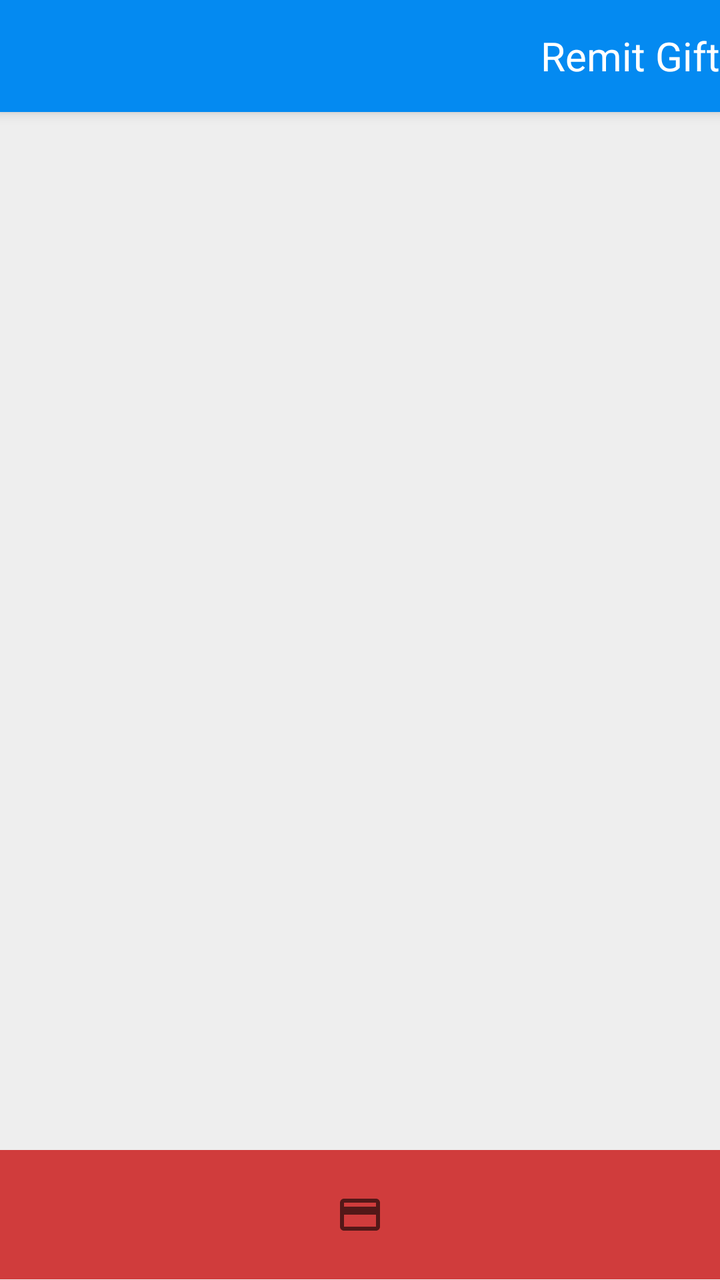
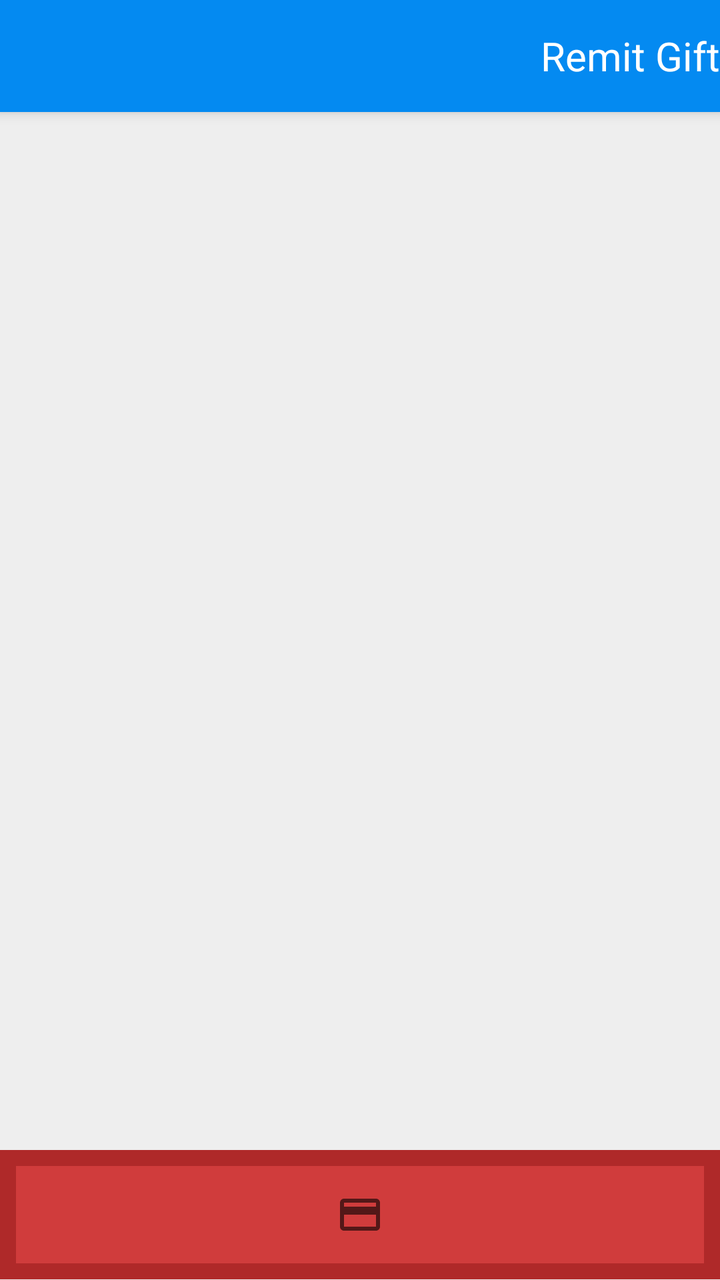

Compare the two renders of this Android layout. The source of the first and the diff that turns it into the second are given below.
<!-- AndroidManifest.xml: activity theme AppTheme.NoActionBar -->
<!-- res/layout/activity_remit.xml -->
<?xml version="1.0" encoding="utf-8"?>
<androidx.coordinatorlayout.widget.CoordinatorLayout
    xmlns:android="http://schemas.android.com/apk/res/android"
    xmlns:app="http://schemas.android.com/apk/res-auto"
    xmlns:tools="http://schemas.android.com/tools"
    android:layout_width="match_parent"
    android:layout_height="match_parent"
    android:fitsSystemWindows="true"
    android:background="@color/colorChalk"
    tools:context=".view.RemitActivity">

    <com.google.android.material.appbar.AppBarLayout
        android:id="@+id/remit_appbar"
        android:layout_width="match_parent"
        android:layout_height="wrap_content"
        android:theme="@style/AppTheme.AppBarOverlay">

        <androidx.appcompat.widget.Toolbar
            android:id="@+id/remit_toolbar"
            android:layout_width="match_parent"
            android:layout_height="?attr/actionBarSize"
            app:popupTheme="@style/AppTheme.PopupOverlay">

            <TextView
                android:layout_width="match_parent"
                android:layout_height="match_parent"
                android:gravity="end|center_vertical"
                android:textSize="@dimen/text_size_paragraph_title"
                android:textColor="#fff"
                android:text="@string/title_activity_remit"
                style="@style/AppTheme.AppBarOverlay"/>

        </androidx.appcompat.widget.Toolbar>

    </com.google.android.material.appbar.AppBarLayout>

    <FrameLayout
        android:layout_width="match_parent"
        android:layout_height="match_parent"
        app:layout_behavior="@string/appbar_scrolling_view_behavior">

        <ProgressBar
            android:id="@+id/remit_progress_bar"
            android:layout_width="match_parent"
            android:layout_height="16dp"
            android:indeterminate="true"
            android:indeterminateTintMode="src_atop"
            android:indeterminateTint="@color/colorCheer"
            android:visibility="gone"
            android:layout_gravity="center"
            style="?android:attr/progressBarStyleHorizontal" />

        <LinearLayout
            android:layout_width="match_parent"
            android:layout_height="match_parent"
            android:orientation="vertical">

            <androidx.recyclerview.widget.RecyclerView
                android:id="@+id/remit_list"
                android:layout_width="match_parent"
                android:layout_height="0dp"
                android:layout_weight=".8"
                app:layoutManager="androidx.recyclerview.widget.LinearLayoutManager"
                tools:listitem="@layout/item_index" />

            <FrameLayout
                android:id="@+id/remit_action_wrapper"
                android:layout_width="match_parent"
                android:layout_height="0dp"
                android:layout_weight=".1"
                android:background="@color/colorAttentionDark">

                <ImageButton
                    android:id="@+id/remit_action_bar"
                    android:layout_width="match_parent"
                    android:layout_height="match_parent"
                    android:layout_gravity="start|center_vertical"
                    android:background="@color/colorAttention"
                    android:gravity="center"
                    android:src="@drawable/baseline_credit_card_24"
                    style="@style/Widget.AppCompat.Button"/>

            </FrameLayout>

        </LinearLayout>

    </FrameLayout>

</androidx.coordinatorlayout.widget.CoordinatorLayout>
<!-- res/layout/item_index.xml (included above) -->
<?xml version="1.0" encoding="utf-8"?>
<androidx.constraintlayout.widget.ConstraintLayout
    xmlns:android="http://schemas.android.com/apk/res/android"
    xmlns:app="http://schemas.android.com/apk/res-auto"
    android:id="@+id/spawn_item_view"
    android:layout_width="match_parent"
    android:layout_height="125dp"
    android:layout_margin="2dp"
    android:background="#fff">

        <TextView
            android:id="@+id/spawn_item_primary"
            android:layout_width="0dp"
            android:layout_height="55dp"
            android:layout_margin="4dp"
            android:ellipsize="end"
            android:scrollHorizontally="true"
            android:textAppearance="?attr/textAppearanceListItem"
            android:textSize="@dimen/text_size_paragraph_title"
            app:layout_constraintEnd_toEndOf="parent"
            app:layout_constraintHorizontal_bias="0.473"
            app:layout_constraintStart_toStartOf="parent"
            app:layout_constraintTop_toTopOf="parent" />

        <LinearLayout
            android:id="@+id/spawn_item_details"
            android:layout_width="0dp"
            android:layout_height="64dp"
            android:orientation="vertical"
            android:layout_margin="4dp"
            app:layout_constraintHorizontal_bias="1.0"
            app:layout_constraintEnd_toStartOf="@+id/relativeLayout"
            app:layout_constraintStart_toStartOf="parent"
            app:layout_constraintTop_toBottomOf="@+id/spawn_item_primary"
            app:layout_constraintBottom_toBottomOf="parent">

            <TextView
                android:id="@+id/spawn_item_secondary"
                android:layout_width="match_parent"
                android:layout_height="32dp"
                android:textAppearance="?attr/textAppearanceListItem" />

            <TextView
                android:id="@+id/spawn_item_tertiary"
                android:layout_width="match_parent"
                android:layout_height="32dp"
                android:textAppearance="?attr/textAppearanceListItem"/>

        </LinearLayout>

        <RelativeLayout
            android:id="@+id/relativeLayout"
            android:layout_width="77dp"
            android:layout_height="62dp"
            android:layout_margin="4dp"
            app:layout_constraintBottom_toBottomOf="parent"
            app:layout_constraintEnd_toEndOf="parent"
            app:layout_constraintHorizontal_bias="1.0"
            app:layout_constraintStart_toEndOf="@+id/spawn_item_details">

            <ImageView
                android:id="@+id/spawn_item_logo"
                android:layout_width="wrap_content"
                android:layout_height="300dp"
                android:adjustViewBounds="true"
                android:contentDescription="@string/description_charity_logo" />

        </RelativeLayout>

</androidx.constraintlayout.widget.ConstraintLayout>
<!-- resources referenced by this layout -->
<resources>
  <color name="colorAttention">#D03C3C</color>
  <color name="colorAttentionDark">#AF2929</color>
  <color name="colorChalk">#EEE</color>
  <color name="colorCheer">#F7BA28</color>
  <dimen name="text_size_paragraph_title">20sp</dimen>
  <!-- drawable baseline_credit_card_24 (drawable) -->
  <vector xmlns:android="http://schemas.android.com/apk/res/android"
          android:width="24dp"
          android:height="24dp"
          android:viewportWidth="24.0"
          android:viewportHeight="24.0"
          android:tint="?attr/colorControlNormal">
      <path
          android:fillColor="@android:color/white"
          android:pathData="M20,4L4,4c-1.11,0 -1.99,0.89 -1.99,2L2,18c0,1.11 0.89,2 2,2h16c1.11,0 2,-0.89 2,-2L22,6c0,-1.11 -0.89,-2 -2,-2zM20,18L4,18v-6h16v6zM20,8L4,8L4,6h16v2z"/>
  </vector>
  <string name="description_charity_logo">This is the logo that corresponds to the listed charity</string>
  <string name="title_activity_remit">Remit Gift</string>
  <style name="AppTheme.AppBarOverlay" parent="ThemeOverlay.AppCompat.Dark.ActionBar" />
  <style name="AppTheme.PopupOverlay" parent="@android:style/Widget.PopupMenu">
          <item name="android:background">@color/colorPrimary</item>
      </style>
  <style name="AppTheme.NoActionBar">
          <item name="windowActionBar">false</item>
          <item name="windowNoTitle">true</item>
      </style>
  <color name="colorPrimary">#048AF1</color>
</resources>

<!-- the commit's change to res/layout/activity_remit.xml (unified diff, before → after) -->
@@ -68,6 +68,7 @@
                 android:layout_width="match_parent"
                 android:layout_height="0dp"
                 android:layout_weight=".1"
+                android:padding="8dp"
                 android:background="@color/colorAttentionDark">
 
                 <ImageButton
